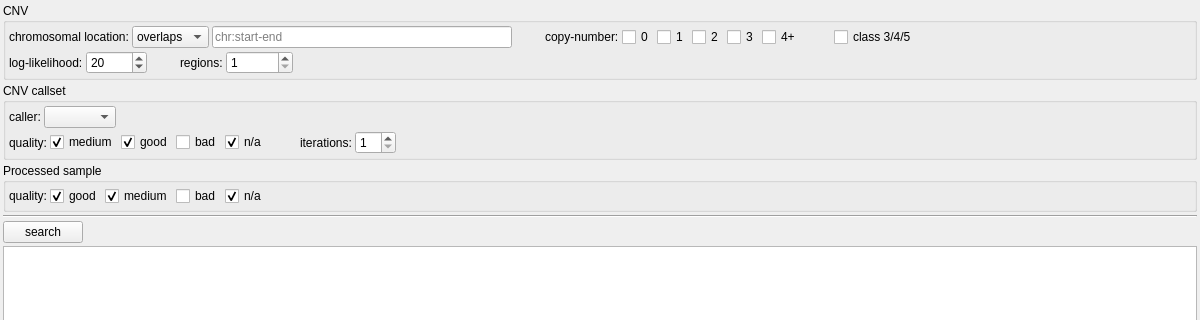
Qt form src/GSvar/CnvSearchWidget.ui (imgag/ngs-bits) before a commit; both pictures show x 0 to 1200 and y 0 to 320 of the 1200 by 1000 pixel window.
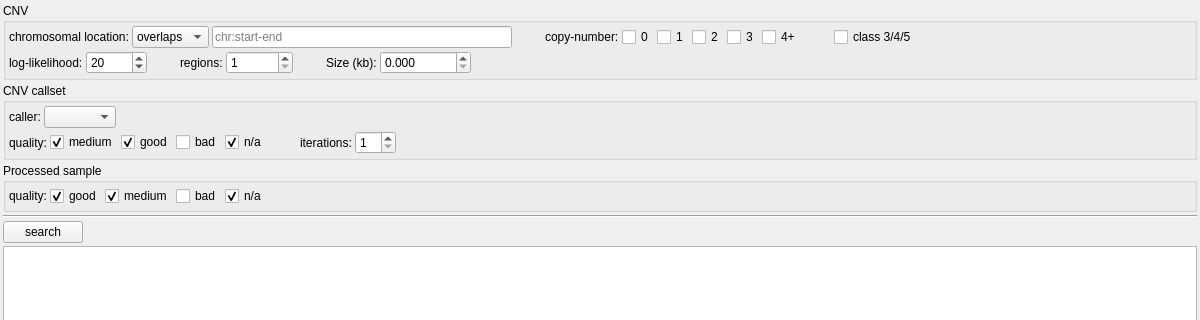
The same form after that commit. Custom widgets are drawn as their Qt base class.

Commit message: GSvar CNV search: added size column and filter

Diff of the .ui file:
```diff
--- a/src/GSvar/CnvSearchWidget.ui
+++ b/src/GSvar/CnvSearchWidget.ui
@@ -273,6 +273,42 @@
           </property>
          </widget>
         </item>
+        <item>
+         <spacer name="horizontalSpacer_11">
+          <property name="orientation">
+           <enum>Qt::Horizontal</enum>
+          </property>
+          <property name="sizeType">
+           <enum>QSizePolicy::Fixed</enum>
+          </property>
+          <property name="sizeHint" stdset="0">
+           <size>
+            <width>30</width>
+            <height>10</height>
+           </size>
+          </property>
+         </spacer>
+        </item>
+        <item>
+         <widget class="QLabel" name="label_9">
+          <property name="text">
+           <string>Size (kb):</string>
+          </property>
+         </widget>
+        </item>
+        <item>
+         <widget class="QDoubleSpinBox" name="size">
+          <property name="toolTip">
+           <string>Minimum size in kilobases.</string>
+          </property>
+          <property name="decimals">
+           <number>3</number>
+          </property>
+          <property name="maximum">
+           <double>9999999.000000000000000</double>
+          </property>
+         </widget>
+        </item>
         <item>
          <spacer name="horizontalSpacer_8">
           <property name="orientation">
```
Left out of the diff: 3 changed lines with no effect on the pictures. The commit also changes 3 other files.
